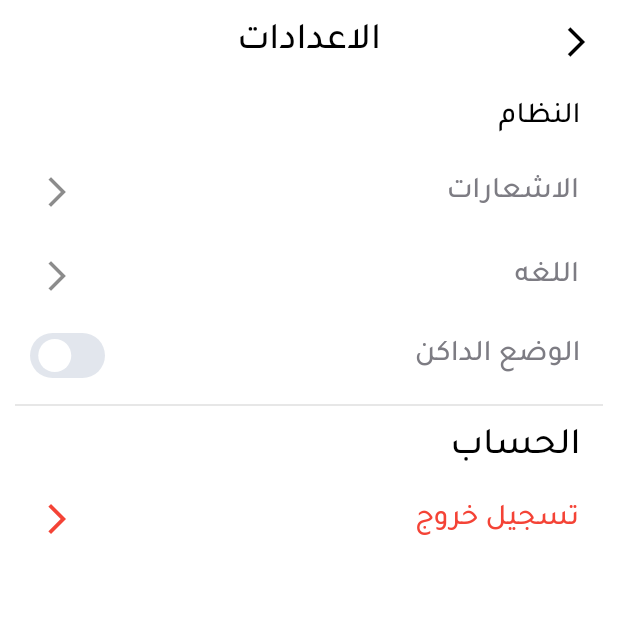
After one commit to Mostafa-Osman/lost_app, a Flutter app: the SettingScreen screen opened directly, on a phone screen of 412 x 824 dp, the top half of it. The commit adds this screen. Run offline on Flutter 3.47's test engine with Material 2 defaults, Android fonts, the light colour scheme and no system bars; drawn by our look-alikes of flutter_switch; our stand-ins replace hexcolor, pin_code_fields, smooth_page_indicator, timer_count_down.

Commit message:
add screen setting mostafa

```diff
--- a/lib/main.dart
+++ b/lib/main.dart
@@ -1,7 +1,9 @@
 import 'package:flutter/material.dart';
+
 import 'package:flutter_localizations/flutter_localizations.dart';
-import 'package:lost_app/modules/home/bottom_navigation_bar.dart';
+import 'package:lost_app/modules/setting/setting.dart';
 
+import 'modules/home/bottom_navigation_bar.dart';
 import 'modules/login/enter_phone_number.dart';
 import 'modules/login/Verify_mobile.dart';
 import 'modules/login/login.dart';
@@ -30,7 +32,7 @@ class MyApp extends StatelessWidget {
       supportedLocales: [
         Locale('ar', ''),
       ],
-      home: LoginScreen(),
+      home: VerifyMobileScreen(false),
     );
   }
 }
--- a/lib/modules/login/login.dart
+++ b/lib/modules/login/login.dart
@@ -9,7 +9,7 @@ import 'package:lost_app/shared/components/text_form_field_class.dart';
 import 'package:lost_app/shared/styles/color.dart';
 
 import 'enter_phone_number.dart';
-//hdsj
+
 class LoginScreen extends StatefulWidget {
   @override
   _LoginScreenState createState() => _LoginScreenState();
--- /dev/null
+++ b/lib/modules/setting/setting.dart
@@ -0,0 +1,110 @@
+import 'package:flutter/material.dart';
+import 'package:flutter_switch/flutter_switch.dart';
+import 'package:hexcolor/hexcolor.dart';
+import 'package:lost_app/shared/components/divider_class.dart';
+import 'package:lost_app/shared/components/text_class.dart';
+import 'package:lost_app/shared/styles/color.dart';
+
+class SettingScreen extends StatefulWidget {
+  @override
+  _SettingScreenState createState() => _SettingScreenState();
+}
+
+class _SettingScreenState extends State<SettingScreen> {
+  bool isDark = false;
+
+  @override
+  Widget build(BuildContext context) {
+    return Scaffold(
+      appBar: AppBar(
+          backgroundColor: white,
+          elevation: 0,
+          centerTitle: true,
+          title: TextClass(text: 'الاعدادات', fontSize: 25),
+          leading: IconButton(
+              onPressed: () {},
+              icon: Icon(Icons.arrow_back_ios_sharp, color: black))),
+      body: Container(
+          color: white,
+          width: double.infinity,
+          child: Padding(
+            padding: const EdgeInsets.all(10.0),
+            child: Column(
+              crossAxisAlignment: CrossAxisAlignment.start,
+              children: [
+                Padding(
+                  padding: const EdgeInsets.only(right: 15.0),
+                  child: TextClass(text: 'النظام', fontSize: 20),
+                ),
+                SizedBox(height: 10),
+                ListTile(
+                  onTap: () {},
+                  title: Align(
+                      alignment: Alignment.topRight,
+                      child: TextClass(
+                          text: 'الاشعارات',
+                          fontSize: 20,
+                          textColor: whiteBlack)),
+                  trailing: Icon(Icons.arrow_back_ios_new_outlined),
+                ),
+                ListTile(
+                  onTap: () {},
+                  title: Align(
+                      alignment: Alignment.topRight,
+                      child: TextClass(
+                          text: 'اللغه', fontSize: 20, textColor: whiteBlack)),
+                  trailing: Icon(Icons.arrow_back_ios_new_outlined),
+                ),
+                SizedBox(height: 10),
+                Row(
+                  children: [
+                    Padding(
+                      padding: const EdgeInsets.only(right: 15.0),
+                      child: TextClass(
+                          text: 'الوضع الداكن',
+                          fontSize: 20,
+                          textColor: whiteBlack),
+                    ),
+                    Spacer(),
+                    Padding(
+                      padding: const EdgeInsets.only(left: 10.0),
+                      child: FlutterSwitch(
+                        width: 50,
+                        height: 30,
+                        value: isDark,
+                        inactiveColor: HexColor('##E2E6ED'),
+                        activeColor: mainColor,
+                        onToggle: (val) {
+                          setState(() {
+                            isDark = val;
+                          });
+                        },
+                      ),
+                    ),
+                  ],
+                ),
+                SizedBox(height: 10),
+                DividerClass(color: HexColor('#D8D8D8'), thickness: 0.8),
+                SizedBox(height: 5),
+                Padding(
+                  padding: const EdgeInsets.only(right: 15.0),
+                  child: TextClass(
+                    text: 'الحساب',
+                    fontSize: 25,
+                  ),
+                ),
+                SizedBox(height: 5),
+                ListTile(
+                  onTap: () {},
+                  title: Align(
+                      alignment: Alignment.topRight,
+                      child: TextClass(
+                          text: 'تسجيل خروج', fontSize: 20, textColor: red)),
+                  trailing: Icon(Icons.arrow_back_ios_new_outlined, color: red),
+                ),
+              ],
+            ),
+          )),
+    );
+  }
+}
--- a/lib/shared/styles/color.dart
+++ b/lib/shared/styles/color.dart
@@ -7,5 +7,6 @@ Color mainColor=Color.fromRGBO(42, 185, 237, 1);
 Color white= Colors.white;
 Color black=Colors.black;
 Color grey=Colors.grey;
+Color red=Colors.red;
 Color whiteBlack=HexColor('#7D7C83');
 Color blue=HexColor('#005CE6');
--- a/pubspec.yaml
+++ b/pubspec.yaml
@@ -29,6 +29,8 @@ dependencies:
   pin_code_fields: ^7.3.0
   timer_count_down: ^2.2.0
   hexcolor: ^2.0.5
+  flutter_switch: ^0.3.2
+
 
 
 
```
Also changed, not shown: lib/modules/login/Verify_mobile.dart (+47 -17 lines), lib/modules/on_boarding/on_boarding.dart (+12 -10 lines), pubspec.lock.
